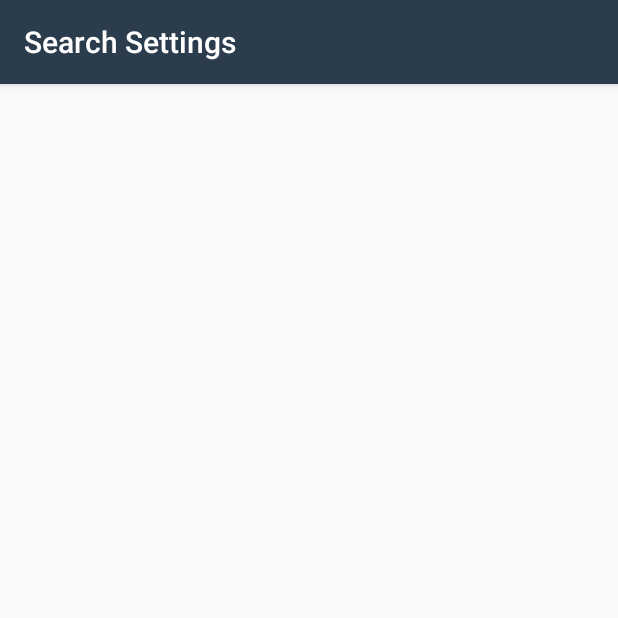
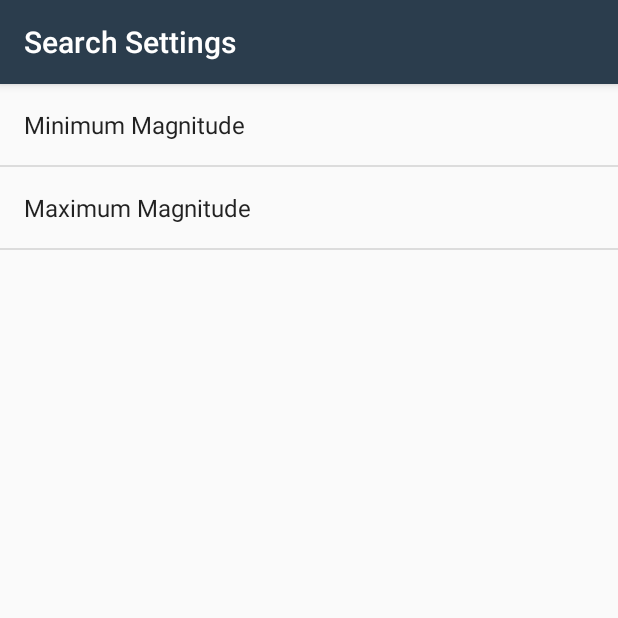
Before and after one commit to nakhe93/EarthQuake-Data, an Android app: the SettingsActivity screen opened directly, with no data from a screen before it, on a phone screen of 412 x 824 dp, the top half of it. Run offline under Robolectric (Android 15) with nearby library versions, the phone set to English and light mode, and no system bars.

Commit message:
Added the settings feature to allow users to enter minimum and maximum value of earthquake to search

```diff
--- a/app/src/main/java/com/example/android/quakereport/SettingsActivity.java
+++ b/app/src/main/java/com/example/android/quakereport/SettingsActivity.java
@@ -18,5 +18,9 @@ public class SettingsActivity extends AppCompatActivity {
 
     public static class EarthquakePreferenceFragment extends PreferenceFragment {
 
+        public void onCreate(Bundle savedInstanceState) {
+            super.onCreate(savedInstanceState);
+            addPreferencesFromResource(R.xml.settings_main);
+        }
     }
 }
--- a/app/src/main/res/values/strings.xml
+++ b/app/src/main/res/values/strings.xml
@@ -26,4 +26,16 @@
 
     <!-- Message to be displayed when device is not connected to internet -->
     <string name="no_internet_connection">No Internet Connection</string>
+
+    <!-- Label for selection of minimum magnitude of earthquake -->
+    <string name="settings_min_magnitude_label">Minimum Magnitude</string>
+    <string name="settings_min_magnitude_key" translatable="false">min_magnitude</string>
+    <string name="settings_min_magnitude_default" translatable="false">6</string>
+
+    <!-- Label for selection of maximum magnitude of earthquake -->
+    <string name="settings_max_magnitude_label">Maximum Magnitude</string>
+    <string name="settings_max_magnitude_key" translatable="false">max_magnitude</string>
+    <string name="settings_max_magnitude_default" translatable="false">9</string>
+
+    <string name="settings_title">Set Search Parameters</string>
 </resources>
--- /dev/null
+++ b/app/src/main/res/xml/settings_main.xml
@@ -0,0 +1,18 @@
+<?xml version="1.0" encoding="utf-8"?>
+<PreferenceScreen xmlns:android="http://schemas.android.com/apk/res/android"
+                  android:title="@string/settings_title">
+
+    <EditTextPreference
+        android:defaultValue="@string/settings_min_magnitude_default"
+        android:inputType="numberDecimal"
+        android:key="@string/settings_min_magnitude_key"
+        android:selectAllOnFocus="true"
+        android:title="@string/settings_min_magnitude_label" />
+
+    <EditTextPreference
+        android:defaultValue="@string/settings_max_magnitude_default"
+        android:inputType="numberDecimal"
+        android:key="@string/settings_max_magnitude_key"
+        android:selectAllOnFocus="true"
+        android:title="@string/settings_max_magnitude_label" />
+</PreferenceScreen>
```
